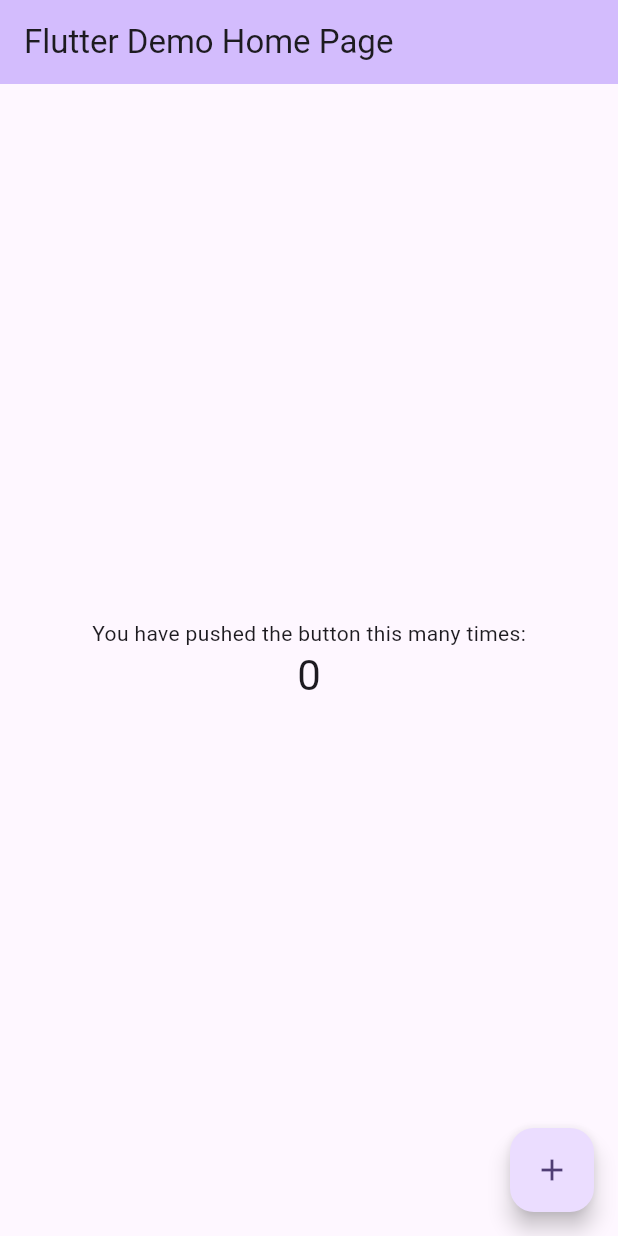
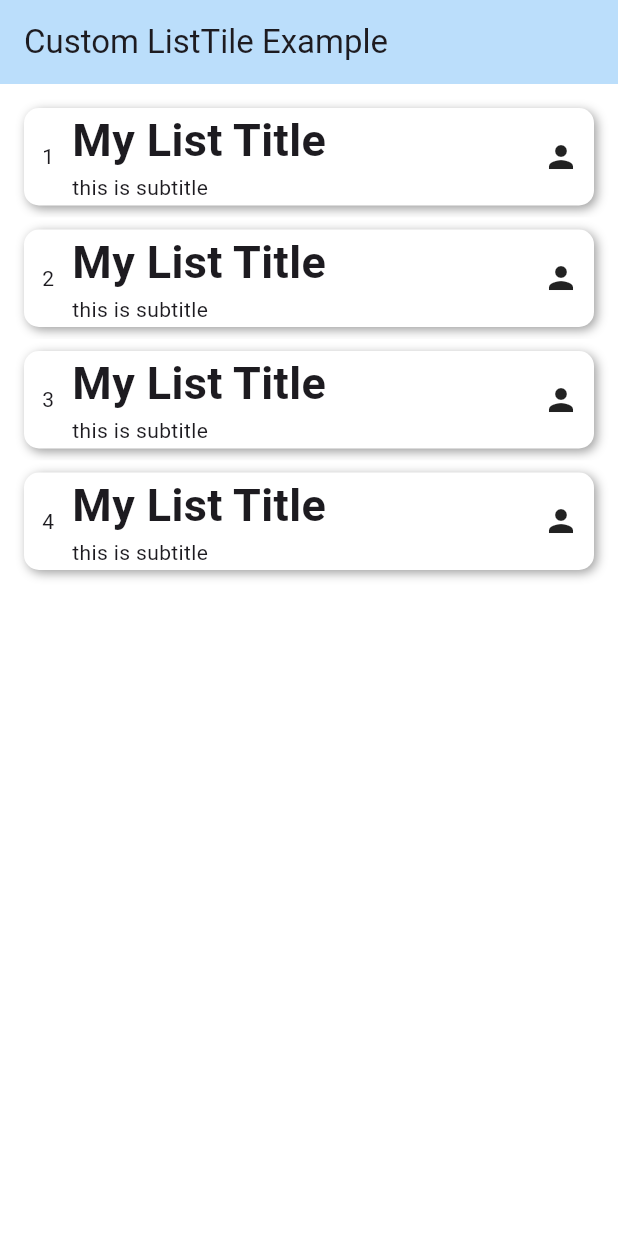
Before and after one commit to MR-Square/Flutter-Custome-ListTile, a Flutter app: the screen it shows after launch, on a phone screen of 412 x 824 dp. Run offline on Flutter 3.47's test engine with Material 3 defaults, Android fonts, the light colour scheme and no system bars.

Commit message:
added example page

```diff
--- a/lib/custom_list_tile.dart
+++ b/lib/custom_list_tile.dart
@@ -1,86 +1,93 @@
 import 'package:flutter/material.dart';
 
 class CustomListTile extends StatelessWidget {
-  final Widget? leading; // Optional leading widget
-  final Text? title; // Required title text
-  final Widget? subTitle; // Optional subtitle text
-  final Function onTap; // Optional tap event handler
-  final Function? onLongPress; // Optional long press event handler
-  final Function? onDoubleTap; // Optional double tap event handler
-  final Widget? trailing; // Optional trailing widget
-  final Color? tileColor; // Optional tile background color
-  final double? height; // Required height for the custom list tile
+  /// Optional leading widget
+  final Widget? leading;
+
+  /// Required title text
+  final Text? title;
+
+  /// Optional subtitle text
+  final Widget? subTitle;
+
+  /// Optional tap event handler
+  final Function? onTap;
+
+  /// Optional long press event handler
+  final Function? onLongPress;
+
+  /// Optional double tap event handler
+  final Function? onDoubleTap;
+
+  /// Optional trailing widget
+  final Widget? trailing;
+
+  /// Optional tile background color
+  final Color? tileColor;
+
+  /// Required card background color
+  final Color shadowColor;
+
+  /// Required height for the custom list tile
+  final double? height;
 
   // Constructor for the custom list tile
   const CustomListTile({
     super.key,
+    required this.title,
+    required this.shadowColor,
+    required this.height,
     this.leading,
-    this.title,
     this.subTitle,
-    required this.onTap,
+    this.onTap,
     this.onLongPress,
     this.onDoubleTap,
     this.trailing,
     this.tileColor,
-    this.height, // Make height required for clarity
   });
 
   @override
   Widget build(BuildContext context) {
     return Material(
-      // Material design container for the list tile
-
       color: tileColor, // Set background color if provided
       child: Padding(
         padding: const EdgeInsets.all(8.0),
         child: InkWell(
-          // Tappable area with event handlers
-          onTap: () {
-            onTap();
-          }, // Tap event handler
-          onDoubleTap: () => onDoubleTap, // Double tap event handler
-          onLongPress: () => onLongPress, // Long press event handler
+          onTap: () => onTap, // Tap event handler
+          onDoubleTap: () => onDoubleTap,
+          onLongPress: () => onLongPress,
           child: Container(
-            // Constrain the size of the list tile
-            height: height, // Set custom height from constructor
+            height: height,
             decoration: BoxDecoration(
-              // color: AppColors.bgColor,
+              color: tileColor,
               borderRadius: BorderRadius.circular(10),
-              boxShadow: const  [
+              boxShadow: [
                 BoxShadow(
-                  // color: AppColors.grey,
+                  color: shadowColor,
                   blurRadius: 5,
-                  offset: Offset(2, 2),
+                  offset: const Offset(2, 2),
                 ),
               ],
             ),
             child: Row(
-              // Row layout for list item content
               children: [
                 Padding(
-                  // Padding for the leading widget
                   padding: const EdgeInsets.only(left: 12.0, right: 12.0),
-                  child: leading, // Display leading widget
+                  child: leading,
                 ),
                 Expanded(
-                  // Expanded section for title and subtitle
                   child: Column(
-                    // Column layout for title and subtitle
                     crossAxisAlignment:
                         CrossAxisAlignment.start, // Align text left
                     children: [
-                      title ?? const SizedBox(), // Display title or empty space
-                      const SizedBox(
-                          height: 10), // Spacing between title and subtitle
-                      subTitle ??
-                          const SizedBox(), // Display subtitle or empty space
+                      title ?? const SizedBox(),
+                      subTitle ?? const SizedBox(),
                     ],
                   ),
                 ),
                 Padding(
-                  // Padding for the trailing widget
-                  padding: const EdgeInsets.fromLTRB(10.0, 12, 8, 12),
-                  child: trailing, // Display trailing widget
+                  padding: const EdgeInsets.fromLTRB(10.0, 12, 10, 12),
+                  child: trailing,
                 )
               ],
             ),
--- a/lib/main.dart
+++ b/lib/main.dart
@@ -1,3 +1,4 @@
+import 'package:custom_list_tile/custom_list_tile.dart';
 import 'package:flutter/material.dart';
 
 void main() {
@@ -13,99 +14,47 @@ class MyApp extends StatelessWidget {
     return MaterialApp(
       title: 'Flutter Demo',
       theme: ThemeData(
-
         colorScheme: ColorScheme.fromSeed(seedColor: Colors.deepPurple),
         useMaterial3: true,
       ),
-      home: const MyHomePage(title: 'Flutter Demo Home Page'),
+      home: const CustomListTitleExample(),
     );
   }
 }
 
-class MyHomePage extends StatefulWidget {
-  const MyHomePage({super.key, required this.title});
-
-  // This widget is the home page of your application. It is stateful, meaning
-  // that it has a State object (defined below) that contains fields that affect
-  // how it looks.
-
-  // This class is the configuration for the state. It holds the values (in this
-  // case the title) provided by the parent (in this case the App widget) and
-  // used by the build method of the State. Fields in a Widget subclass are
-  // always marked "final".
-
-  final String title;
-
-  @override
-  State<MyHomePage> createState() => _MyHomePageState();
-}
-
-class _MyHomePageState extends State<MyHomePage> {
-  int _counter = 0;
-
-  void _incrementCounter() {
-    setState(() {
-      // This call to setState tells the Flutter framework that something has
-      // changed in this State, which causes it to rerun the build method below
-      // so that the display can reflect the updated values. If we changed
-      // _counter without calling setState(), then the build method would not be
-      // called again, and so nothing would appear to happen.
-      _counter++;
-    });
-  }
+class CustomListTitleExample extends StatelessWidget {
+  const CustomListTitleExample({super.key});
 
   @override
   Widget build(BuildContext context) {
-    // This method is rerun every time setState is called, for instance as done
-    // by the _incrementCounter method above.
-    //
-    // The Flutter framework has been optimized to make rerunning build methods
-    // fast, so that you can just rebuild anything that needs updating rather
-    // than having to individually change instances of widgets.
     return Scaffold(
+      backgroundColor: Colors.white,
       appBar: AppBar(
-        // TRY THIS: Try changing the color here to a specific color (to
-        // Colors.amber, perhaps?) and trigger a hot reload to see the AppBar
-        // change color while the other colors stay the same.
-        backgroundColor: Theme.of(context).colorScheme.inversePrimary,
-        // Here we take the value from the MyHomePage object that was created by
-        // the App.build method, and use it to set our appbar title.
-        title: Text(widget.title),
+        backgroundColor: Colors.blue[100],
+        title: const Text("Custom ListTile Example"),
       ),
-      body: Center(
-        // Center is a layout widget. It takes a single child and positions it
-        // in the middle of the parent.
-        child: Column(
-          // Column is also a layout widget. It takes a list of children and
-          // arranges them vertically. By default, it sizes itself to fit its
-          // children horizontally, and tries to be as tall as its parent.
-          //
-          // Column has various properties to control how it sizes itself and
-          // how it positions its children. Here we use mainAxisAlignment to
-          // center the children vertically; the main axis here is the vertical
-          // axis because Columns are vertical (the cross axis would be
-          // horizontal).
-          //
-          // TRY THIS: Invoke "debug painting" (choose the "Toggle Debug Paint"
-          // action in the IDE, or press "p" in the console), to see the
-          // wireframe for each widget.
-          mainAxisAlignment: MainAxisAlignment.center,
-          children: <Widget>[
-            const Text(
-              'You have pushed the button this many times:',
-            ),
-            Text(
-              '$_counter',
-              style: Theme.of(context).textTheme.headlineMedium,
-            ),
-          ],
-        ),
+      body: Padding(
+        padding: const EdgeInsets.all(8.0),
+        child: ListView.builder(
+            itemCount: 4,
+            itemBuilder: (context, index) {
+              return CustomListTile(
+                title: const Text(
+                  "My List Title",
+                  style: TextStyle(
+                    fontSize: 30,
+                    fontWeight: FontWeight.bold,
+                  ),
+                ),
+                subTitle: const Text("this is subtitle"),
+                leading: Text((index + 1).toString()),
+                trailing: const Icon(Icons.person),
+                height: 65,
+                tileColor: Colors.white,
+                shadowColor: Colors.grey,
+              );
+            }),
       ),
-      floatingActionButton: FloatingActionButton(
-        onPressed: _incrementCounter,
-        tooltip: 'Increment',
-        child: const Icon(Icons.add),
-      ), // This trailing comma makes auto-formatting nicer for build methods.
     );
   }
 }
```
Also changed, not shown: 1 other file.
